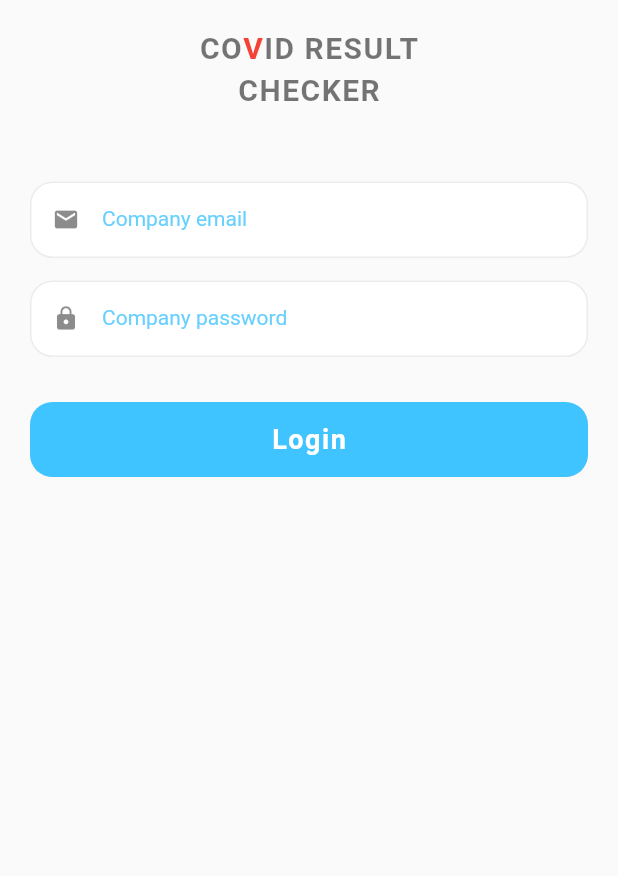
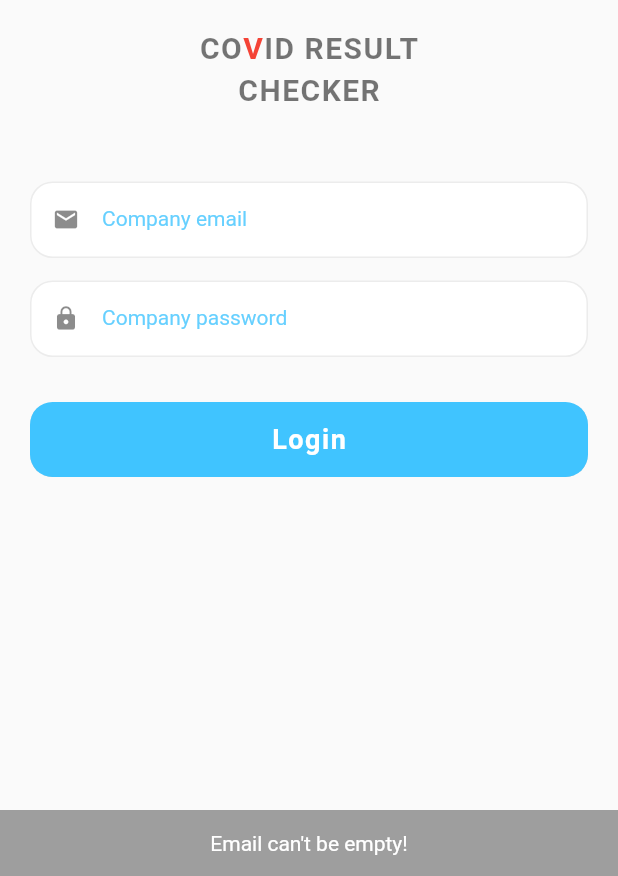
Before and after one commit to Amares03/covid_result_checker, a Flutter app: the screen it shows after launch, after a tap on "Login", on a phone screen of 412 x 824 dp, the part 360-1236 px from its top. Run offline on Flutter 3.47's test engine with Material 2 defaults, Android fonts, the light colour scheme and no system bars.

Commit message:
Add simple validator for textFields and display snackBar on errors

```diff
--- a/lib/pages/login_page.dart
+++ b/lib/pages/login_page.dart
@@ -1,6 +1,9 @@
+import 'package:covid_result_checker/main.dart';
 import 'package:covid_result_checker/widgets/big_text.dart';
 import 'package:covid_result_checker/widgets/my_text_field.dart';
 import 'package:flutter/material.dart';
+
+import 'home_page.dart';
 
 // use this colors
 // 1ab7c3
@@ -85,7 +88,30 @@ class _LoginPageState extends State<LoginPage> {
                       letterSpacing: 1,
                     ),
                   ),
-                  onPressed: () {},
+                  onPressed: () {
+                    if (emailController.text.isEmpty) {
+                      CommonMethods.displaySnackBar(context, title: 'Email can\'t be empty!');
+                    } else if (!emailController.text.contains('@') ||
+                        !emailController.text.contains('.')) {
+                      CommonMethods.displaySnackBar(
+                        context,
+                        title: 'Make sure your email is correct',
+                      );
+                    } else if (passwordController.text.isEmpty) {
+                      CommonMethods.displaySnackBar(context, title: 'Password can\'t be empty!');
+                    } else if (passwordController.text.length <= 4) {
+                      CommonMethods.displaySnackBar(
+                        context,
+                        title: 'Password length must be greater than 4!',
+                      );
+                    } else {
+                      Navigator.pushAndRemoveUntil(
+                        context,
+                        MaterialPageRoute(builder: (context) => const HomePage()),
+                        (route) => false,
+                      );
+                    }
+                  },
                   child: const Text('Login'),
                 ),
               ),
```
